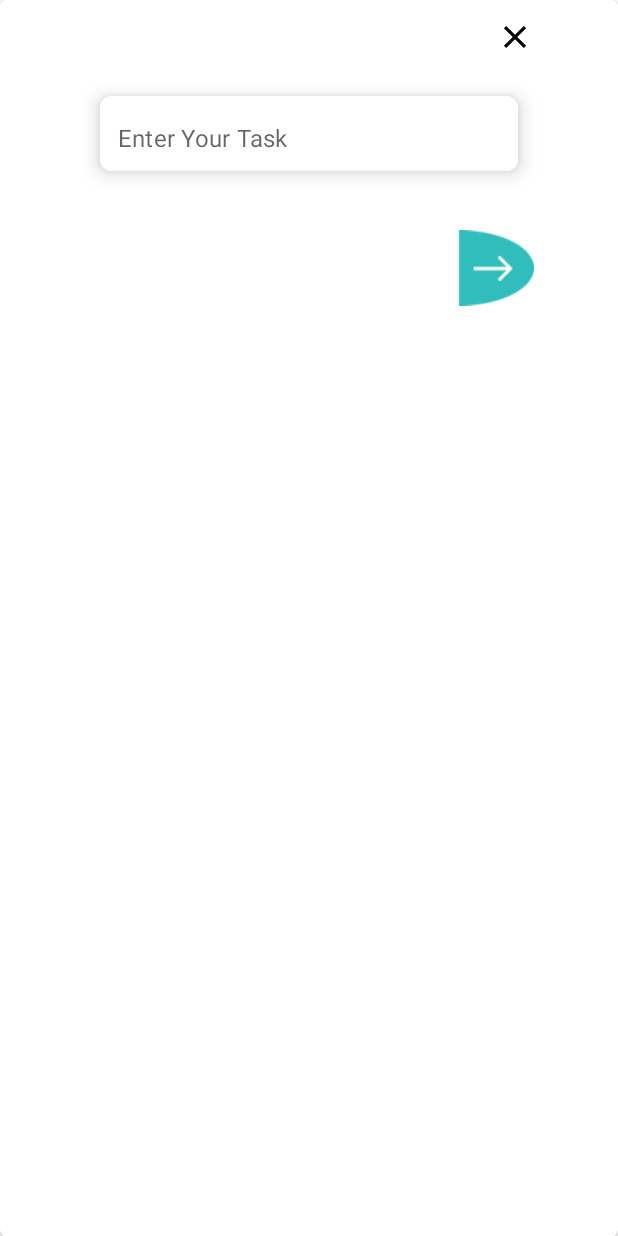
After one commit to TanujKhanna0210/ToDo, an Android app: the fragment TaskPopupFragment shown on its own in the app's theme, on a phone screen of 412 x 824 dp. The commit adds this screen. Run offline under Robolectric (Android 15) with nearby library versions, the phone set to English and light mode, and no system bars.

Commit message:
Creating task popup fragment

```diff
--- /dev/null
+++ b/app/src/main/java/com/example/todo/fragments/TaskPopupFragment.kt
@@ -0,0 +1,60 @@
+package com.example.todo.fragments
+
+import android.os.Bundle
+import androidx.fragment.app.Fragment
+import android.view.LayoutInflater
+import android.view.View
+import android.view.ViewGroup
+import com.example.todo.R
+
+// TODO: Rename parameter arguments, choose names that match
+// the fragment initialization parameters, e.g. ARG_ITEM_NUMBER
+private const val ARG_PARAM1 = "param1"
+private const val ARG_PARAM2 = "param2"
+
+/**
+ * A simple [Fragment] subclass.
+ * Use the [TaskPopupFragment.newInstance] factory method to
+ * create an instance of this fragment.
+ */
+class TaskPopupFragment : Fragment() {
+    // TODO: Rename and change types of parameters
+    private var param1: String? = null
+    private var param2: String? = null
+
+    override fun onCreate(savedInstanceState: Bundle?) {
+        super.onCreate(savedInstanceState)
+        arguments?.let {
+            param1 = it.getString(ARG_PARAM1)
+            param2 = it.getString(ARG_PARAM2)
+        }
+    }
+
+    override fun onCreateView(
+        inflater: LayoutInflater, container: ViewGroup?,
+        savedInstanceState: Bundle?
+    ): View? {
+        // Inflate the layout for this fragment
+        return inflater.inflate(R.layout.fragment_task_popup, container, false)
+    }
+
+    companion object {
+        /**
+         * Use this factory method to create a new instance of
+         * this fragment using the provided parameters.
+         *
+         * @param param1 Parameter 1.
+         * @param param2 Parameter 2.
+         * @return A new instance of fragment TaskPopupFragment.
+         */
+        // TODO: Rename and change types and number of parameters
+        @JvmStatic
+        fun newInstance(param1: String, param2: String) =
+            TaskPopupFragment().apply {
+                arguments = Bundle().apply {
+                    putString(ARG_PARAM1, param1)
+                    putString(ARG_PARAM2, param2)
+                }
+            }
+    }
+}
--- /dev/null
+++ b/app/src/main/res/drawable/baseline_close_24.xml
@@ -0,0 +1,5 @@
+<vector android:height="24dp" android:tint="#000000"
+    android:viewportHeight="24" android:viewportWidth="24"
+    android:width="24dp" xmlns:android="http://schemas.android.com/apk/res/android">
+    <path android:fillColor="@android:color/white" android:pathData="M19,6.41L17.59,5 12,10.59 6.41,5 5,6.41 10.59,12 5,17.59 6.41,19 12,13.41 17.59,19 19,17.59 13.41,12z"/>
+</vector>
--- /dev/null
+++ b/app/src/main/res/layout/fragment_task_popup.xml
@@ -0,0 +1,68 @@
+<?xml version="1.0" encoding="utf-8"?>
+<com.google.android.material.card.MaterialCardView xmlns:android="http://schemas.android.com/apk/res/android"
+    xmlns:tools="http://schemas.android.com/tools"
+    xmlns:app="http://schemas.android.com/apk/res-auto"
+    android:layout_width="match_parent"
+    android:layout_height="match_parent"
+    tools:context=".fragments.TaskPopupFragment">
+
+    <androidx.constraintlayout.widget.ConstraintLayout
+        android:layout_width="match_parent"
+        android:layout_height="wrap_content">
+
+        <ImageView
+            android:id="@+id/closeBtn"
+            android:layout_width="25dp"
+            android:layout_height="25dp"
+            android:src="@drawable/baseline_close_24"
+            android:layout_marginTop="12dp"
+            app:layout_constraintTop_toTopOf="parent"
+            app:layout_constraintEnd_toEndOf="@id/cardView1"/>
+
+        <com.google.android.material.card.MaterialCardView
+            android:id="@+id/cardView1"
+            android:layout_width="300dp"
+            android:layout_height="wrap_content"
+            android:layout_marginHorizontal="16dp"
+            android:layout_marginTop="12dp"
+            app:cardCornerRadius="8dp"
+            app:cardElevation="8dp"
+            app:cardUseCompatPadding="true"
+            app:layout_constraintTop_toBottomOf="@id/closeBtn"
+            app:layout_constraintStart_toStartOf="parent"
+            app:layout_constraintEnd_toEndOf="parent">
+
+            <com.google.android.material.textfield.TextInputLayout
+                android:layout_width="match_parent"
+                android:layout_height="50dp"
+                android:background="@color/white"
+                app:boxStrokeWidth="0dp"
+                app:boxStrokeWidthFocused="0dp"
+                app:hintEnabled="false">
+
+                <com.google.android.material.textfield.TextInputEditText
+                    android:id="@+id/taskEt"
+                    android:layout_width="match_parent"
+                    android:layout_height="50dp"
+                    android:background="@color/white"
+                    android:hint="@string/enter_your_task"
+                    android:paddingStart="12dp"
+                    android:paddingTop="15dp"/>
+
+            </com.google.android.material.textfield.TextInputLayout>
+
+        </com.google.android.material.card.MaterialCardView>
+
+        <ImageView
+            android:id="@+id/next_btn"
+            android:layout_width="100dp"
+            android:layout_height="100dp"
+            android:src="@drawable/next_btn"
+            app:layout_constraintEnd_toEndOf="@id/cardView1"
+            app:layout_constraintTop_toBottomOf="@id/cardView1"
+            app:layout_constraintBottom_toBottomOf="parent"
+            android:layout_marginBottom="12dp" />
+
+    </androidx.constraintlayout.widget.ConstraintLayout>
+
+</com.google.android.material.card.MaterialCardView>
--- a/app/src/main/res/values/strings.xml
+++ b/app/src/main/res/values/strings.xml
@@ -9,4 +9,5 @@
     <string name="sign_in">Sign in</string>
     <string name="not_registered_yet">Not registered yet ?? </string>
     <string name="already_registered">Already registered !! </string>
+    <string name="enter_your_task">Enter Your Task</string>
 </resources>
```
